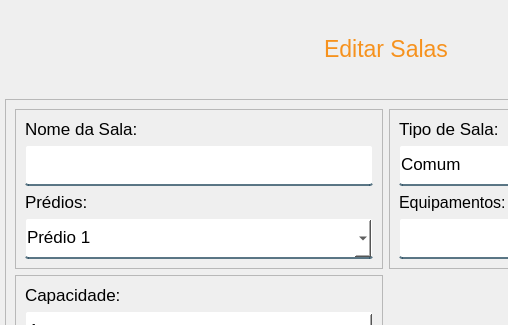
Senac-SOR-ADS/Mapa-de-Sala, file App/view/ui/editarSalas.ui: the form before one commit; both pictures show x 0 to 508 and y 0 to 325 of the 772 by 625 pixel window.
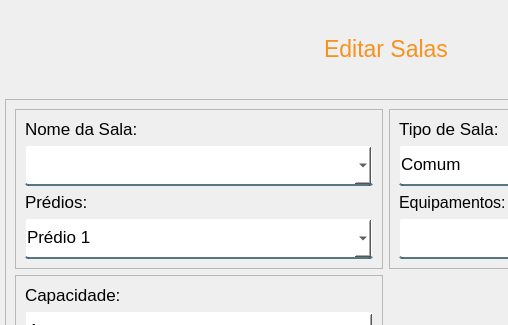
The form after the commit.

Commit message:
Modificando tela de salas
Ajuste feito com a ajuda da equipe de Banco de Dados para condizer corretamente com os campos

Patch:
```diff
--- a/App/view/ui/editarSalas.ui
+++ b/App/view/ui/editarSalas.ui
@@ -336,20 +336,15 @@
           </widget>
          </item>
          <item>
-          <widget class="QLineEdit" name="nomeSala">
+          <widget class="QComboBox" name="nomeSala">
            <property name="minimumSize">
             <size>
-             <width>231</width>
+             <width>0</width>
              <height>41</height>
             </size>
            </property>
-           <property name="font">
-            <font>
-             <pointsize>13</pointsize>
-            </font>
-           </property>
-           <property name="placeholderText">
-            <string/>
+           <property name="cursor">
+            <cursorShape>PointingHandCursor</cursorShape>
            </property>
           </widget>
          </item>
```
Left out of the diff: 8 changed lines with no effect on the pictures. The commit also changes 2 other files.
